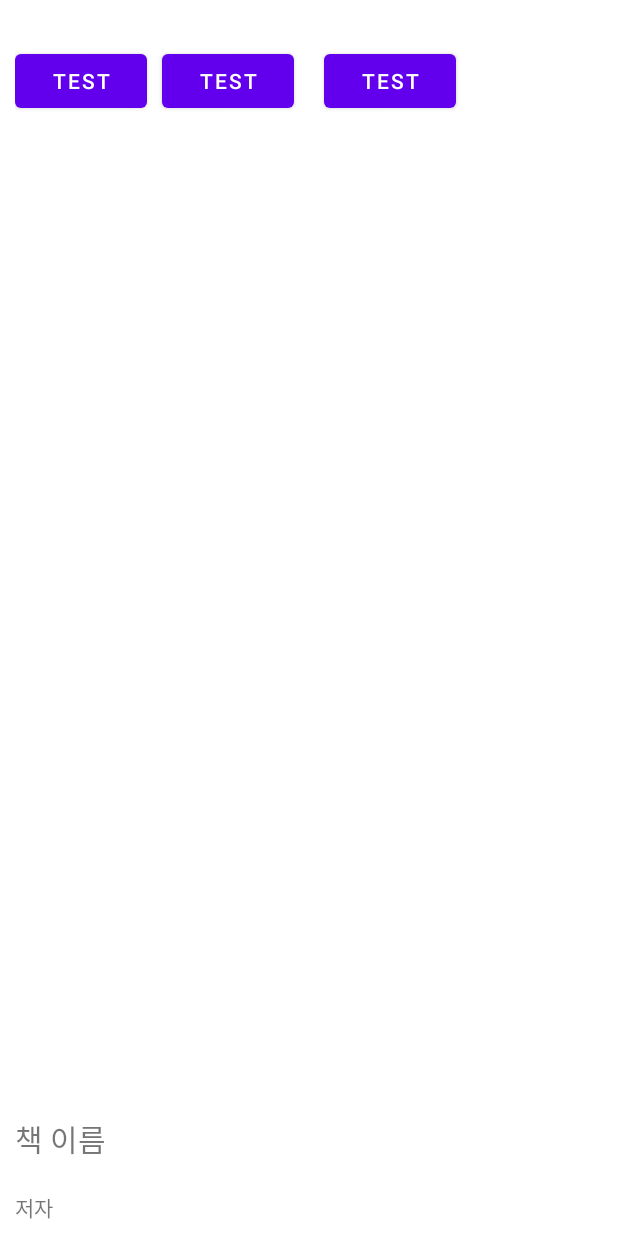
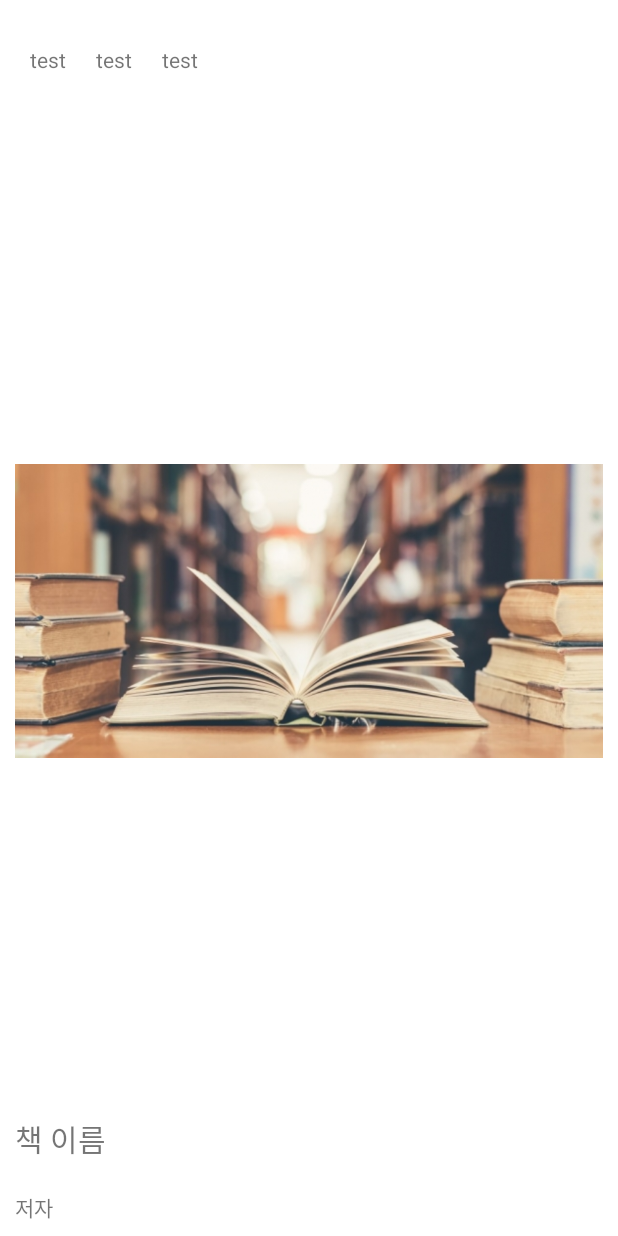
Before and after one commit to dltpgh98/DND, an Android app: the layout main_book_list_item.xml on its own in the app's theme, with its tools: preview values and no code run, on a phone screen of 412 x 824 dp. Run offline under Robolectric (Android 15) with nearby library versions, the phone set to English and light mode, and no system bars.

```diff
--- a/app/build.gradle
+++ b/app/build.gradle
@@ -48,7 +48,6 @@ dependencies {
     implementation 'androidx.constraintlayout:constraintlayout:1.1.3'
     implementation files('libs\\jtds-1.2.7.jar')
     //implementation files('libs\\mssql-jdbc-12.4.1.jre11.jar')
-    //잠시 실행 오류로 주석처리
     implementation "com.microsoft.sqlserver:mssql-jdbc:9.4.1.jre8"
     testImplementation 'junit:junit:4.+'
     androidTestImplementation 'androidx.test.ext:junit:1.1.1'
--- a/app/src/main/res/layout/main_book_list_item.xml
+++ b/app/src/main/res/layout/main_book_list_item.xml
@@ -10,20 +10,21 @@
         android:layout_height="wrap_content"
         app:layout_constraintTop_toTopOf="parent"
         app:layout_constraintStart_toStartOf="parent">
-        <Button
+        <TextView
             android:id="@+id/main_pre_tag_1_bt"
             android:layout_width="wrap_content"
             android:layout_height="wrap_content"
             android:text="test"
-            android:layout_marginVertical="20dp" />
-        <Button
+            android:layout_marginVertical="20dp"
+            android:layout_marginHorizontal="10dp"/>
+        <TextView
             android:id="@+id/main_pre_tag_2_bt"
             android:layout_width="wrap_content"
             android:layout_height="wrap_content"
             android:text="test"
             android:layout_marginVertical="20dp"
             android:layout_marginHorizontal="10dp"/>
-        <Button
+        <TextView
             android:id="@+id/main_pre_tag_3_bt"
             android:layout_width="wrap_content"
             android:layout_height="wrap_content"
@@ -35,6 +36,7 @@
         android:id="@+id/main_book_image_iv"
         android:layout_width="match_parent"
         android:layout_height="550dp"
+        android:src="@drawable/book_banner"
         app:layout_constraintTop_toBottomOf="@id/main_pre_frame_ly"
         app:layout_constraintBottom_toTopOf="@id/main_book_text_ly"/>
     <LinearLayout
```
Also changed, not shown: app/src/main/AndroidManifest.xml (+12 -0 lines), app/src/main/java/com/example/myapplication/LoginActivity.kt (+6 -12 lines), app/src/main/java/com/example/myapplication/MainActivity.kt (+52 -0 lines), app/src/main/res/drawable/radious_layour.xml (deleted, +0 -11 lines), app/src/main/res/layout/main_frame.xml (+11 -4 lines), gradle/wrapper/gradle-wrapper.properties.
